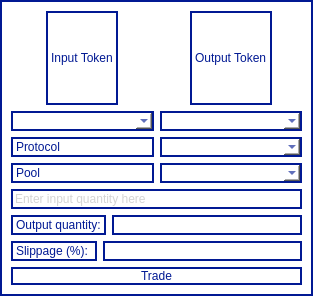
Above: TradeDialog.ui from LiquidityProtocol/AMM-Simulator before the change. Below: the same form after it.
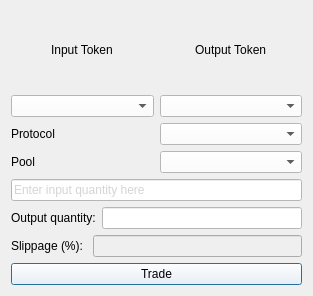
That is the form after the change.

Commit message: refactor ui design manual playground

Diff of the .ui file:
```diff
--- a/TradeDialog.ui
+++ b/TradeDialog.ui
@@ -14,10 +14,7 @@
    <string>Dialog</string>
   </property>
   <property name="styleSheet">
-   <string notr="true">background-color: rgb(255, 255, 255);
-border: 2px solid; 
-border-color: rgb(1, 25, 147);  
-color: rgb(1, 25, 147);</string>
+   <string notr="true"/>
   </property>
   <layout class="QVBoxLayout" name="verticalLayout_3">
    <item>
```
The commit also changes 6 other files.
